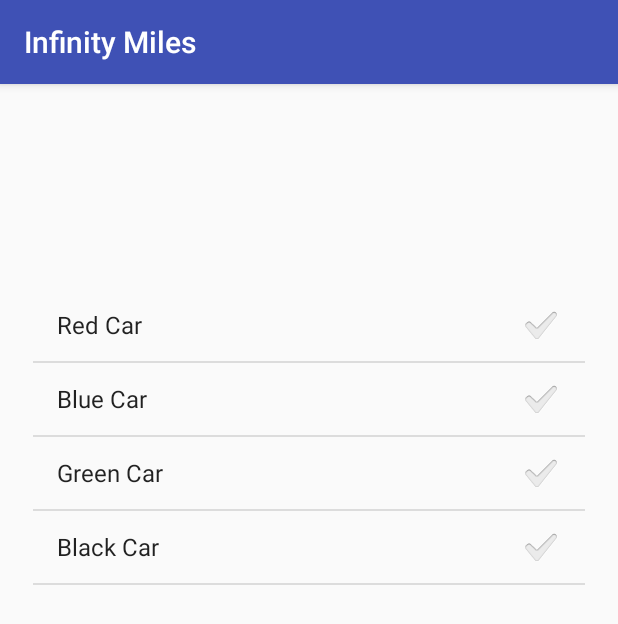
After one commit to aawhitfield/InfinityMiles, an Android app: the SpotTheCarActivity screen opened directly, with no data from a screen before it, on a phone screen of 412 x 824 dp. The commit adds this screen. Shown: the top 624 px of the screen. Run offline under Robolectric (Android 15) with nearby library versions, the phone set to English and light mode, and no system bars.

Commit message:
added Spot the Car intro

```diff
--- a/app/src/main/AndroidManifest.xml
+++ b/app/src/main/AndroidManifest.xml
@@ -16,7 +16,8 @@
                 <category android:name="android.intent.category.LAUNCHER" />
             </intent-filter>
         </activity>
-        <activity android:name=".BattleshipActivity"></activity>
+        <activity android:name=".BattleshipActivity" />
+        <activity android:name=".SpotTheCarActivity"></activity>
     </application>
 
 </manifest>
--- a/app/src/main/java/com/infinitylabs/infinitymiles/MainActivity.java
+++ b/app/src/main/java/com/infinitylabs/infinitymiles/MainActivity.java
@@ -13,6 +13,12 @@ public class MainActivity extends AppCompatActivity {
         startActivity(battleshipIntent);
     }
 
+    public void playSpotTheCar(View view)
+    {
+        Intent spotTheCarIntent = new Intent(this, SpotTheCarActivity.class);
+        startActivity(spotTheCarIntent);
+    }
+
     @Override
     protected void onCreate(Bundle savedInstanceState) {
         super.onCreate(savedInstanceState);
--- /dev/null
+++ b/app/src/main/java/com/infinitylabs/infinitymiles/SpotTheCarActivity.java
@@ -0,0 +1,46 @@
+package com.infinitylabs.infinitymiles;
+
+import android.support.v7.app.AppCompatActivity;
+import android.os.Bundle;
+import android.view.View;
+import android.widget.AdapterView;
+import android.widget.ArrayAdapter;
+import android.widget.ListView;
+import android.widget.Toast;
+
+import java.util.ArrayList;
+
+public class SpotTheCarActivity extends AppCompatActivity {
+
+    public ListView carsListView;
+
+    @Override
+    protected void onCreate(Bundle savedInstanceState) {
+        super.onCreate(savedInstanceState);
+        setContentView(R.layout.activity_spot_the_car);
+
+        carsListView = (ListView) findViewById(R.id.carsListView);
+
+        final ArrayList<String> carList = new ArrayList<String>();
+
+        carList.add("Red Car");
+        carList.add("Blue Car");
+        carList.add("Green Car");
+        carList.add("Black Car");
+
+        ArrayAdapter adapter = new ArrayAdapter(this, android.R.layout.simple_list_item_checked, carList);
+
+        carsListView.setAdapter(adapter);
+        carsListView.setChoiceMode(ListView.CHOICE_MODE_MULTIPLE);
+
+        carsListView.setOnItemClickListener(new AdapterView.OnItemClickListener() {
+            @Override
+            public void onItemClick(AdapterView<?> adapterView, View view, int i, long l) {
+                Toast.makeText(SpotTheCarActivity.this, "You have clicked on " + carList.get(i), Toast.LENGTH_LONG).show();
+            }
+        });
+
+
+
+    }
+}
--- a/app/src/main/res/layout/activity_main.xml
+++ b/app/src/main/res/layout/activity_main.xml
@@ -33,6 +33,7 @@
         android:id="@+id/SpotTheCarButton"
         android:layout_width="wrap_content"
         android:layout_height="wrap_content"
+        android:onClick="playSpotTheCar"
         android:text="@string/buttonSpotTheCar"
         app:layout_constraintBottom_toTopOf="@+id/LicensePlateButton"
         app:layout_constraintEnd_toEndOf="parent"
--- /dev/null
+++ b/app/src/main/res/layout/activity_spot_the_car.xml
@@ -0,0 +1,21 @@
+<?xml version="1.0" encoding="utf-8"?>
+<android.support.constraint.ConstraintLayout xmlns:android="http://schemas.android.com/apk/res/android"
+    xmlns:app="http://schemas.android.com/apk/res-auto"
+    xmlns:tools="http://schemas.android.com/tools"
+    android:layout_width="match_parent"
+    android:layout_height="match_parent"
+    tools:context="com.infinitylabs.infinitymiles.SpotTheCarActivity">
+
+    <ListView
+        android:id="@+id/carsListView"
+        android:layout_width="368dp"
+        android:layout_height="495dp"
+        android:layout_marginBottom="8dp"
+        android:layout_marginEnd="8dp"
+        android:layout_marginStart="8dp"
+        android:layout_marginTop="8dp"
+        app:layout_constraintBottom_toBottomOf="parent"
+        app:layout_constraintEnd_toEndOf="parent"
+        app:layout_constraintStart_toStartOf="parent"
+        app:layout_constraintTop_toTopOf="parent" />
+</android.support.constraint.ConstraintLayout>
```
